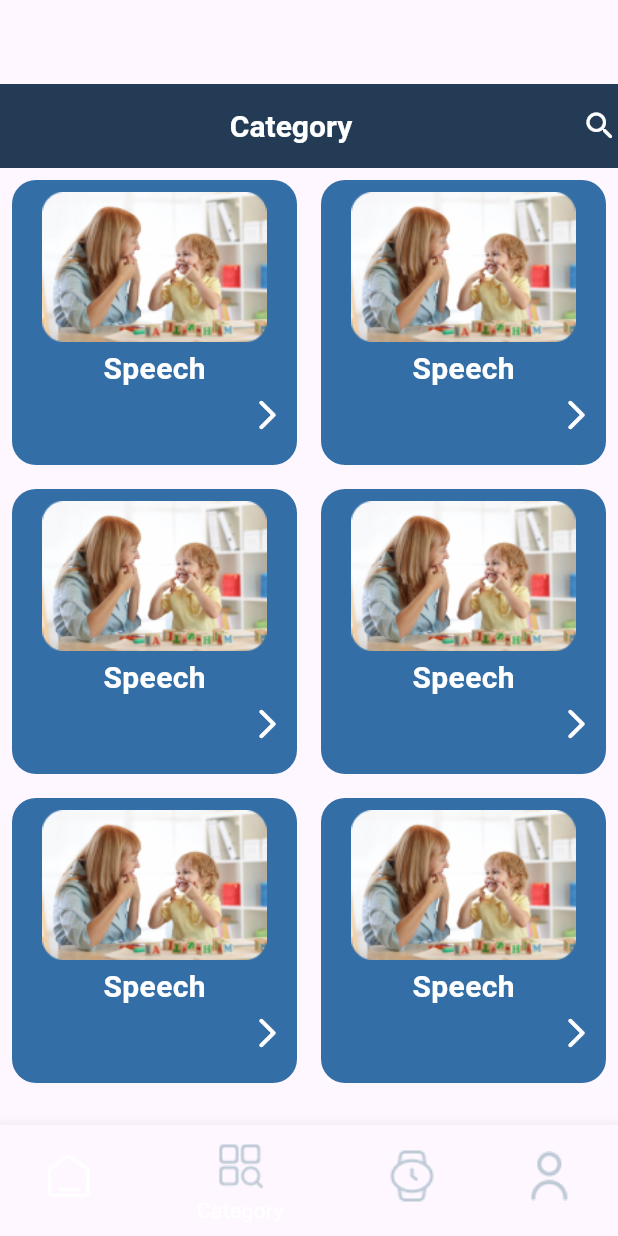
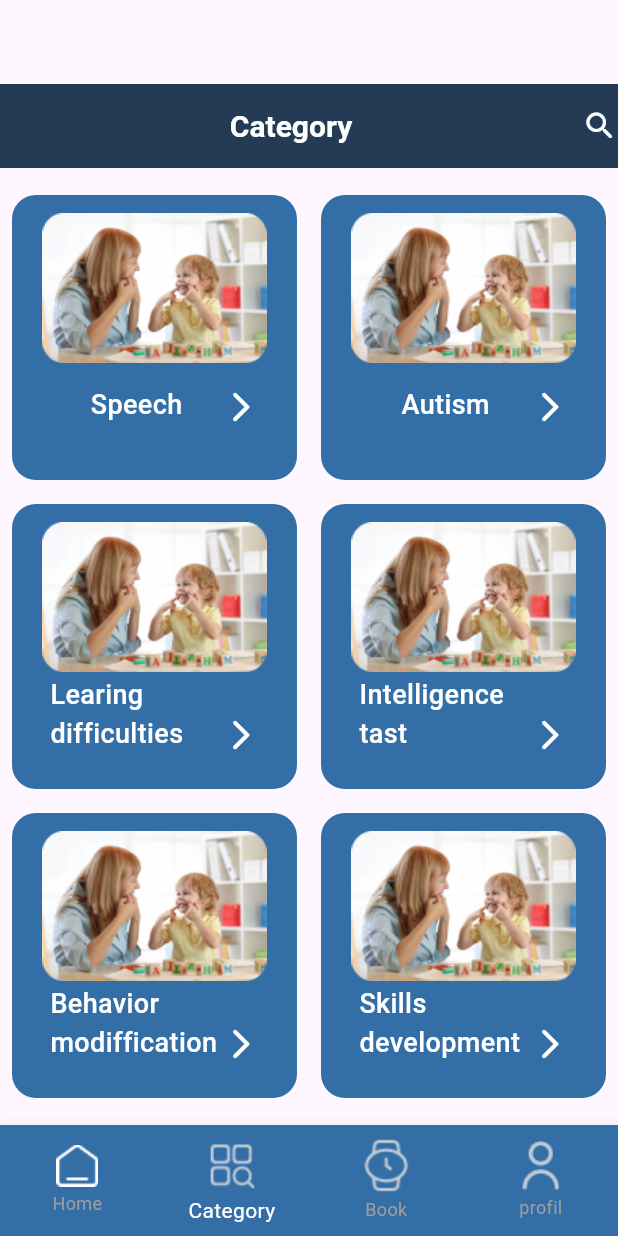
Before and after one commit to MahmoudAbdelTawab0/telent_scouting, a Flutter app: the screen it shows after launch, item 2 of the bottom bar chosen, on a phone screen of 412 x 824 dp. Run offline on Flutter 3.47's test engine with Material 3 defaults, Android fonts, the phone set to English and light mode, and no system bars; our stand-ins replace badges, bloc, carousel_slider, dio, firebase_auth, firebase_core and 4 more; accounts and stored records are empty.

Commit message:
it is not finshed

```diff
--- a/elemal_project/lib/screen/category_screen.dart
+++ b/elemal_project/lib/screen/category_screen.dart
@@ -4,6 +4,17 @@ class CategoryScreen extends StatelessWidget {
 
   @override
   Widget build(BuildContext context) {
+
+    List<String> names =[
+      "Speech",
+      "Autism",
+      "Learing difficulties",
+      "Intelligence tast",
+      "Behavior modiffication",
+      "Skills development",
+
+    ];
+
     return Scaffold(
       appBar: AppBar(
         backgroundColor: Color(0xFF233B55),
@@ -16,19 +27,21 @@ class CategoryScreen extends StatelessWidget {
           Icon(Icons.search_rounded,color: Colors.white,)
         ],
       ),
-      body:
-
-
+      body: SingleChildScrollView(
+                     scrollDirection: Axis.vertical,
+                     child: Column(
+                       children: [
+                         SizedBox(height: 10,),
                          Container(
                          height:MediaQuery.of(context).size.height ,
                            width: MediaQuery.of(context).size.width,
 
                            child: GridView.builder(
-                        itemCount: 6,
+                              itemCount: names.length,
                               gridDelegate: SliverGridDelegateWithFixedCrossAxisCount(crossAxisCount: 2),
                               itemBuilder: (context,Idex){
                                 return Container(
-                            height: 800,
+                                  height: 200,
                                   width: MediaQuery.of(context).size.width,
 
                                   margin: EdgeInsets.fromLTRB(8, 8, 8, 8),
@@ -38,8 +51,8 @@ height:MediaQuery.of(context).size.height ,
                                   ),
 
                                     child: Container(
-                                margin: EdgeInsets.fromLTRB(8, 8, 8, 8),
-
+                                      margin: EdgeInsets.all(12),
+                         alignment: Alignment.center,
                                       child: Column(
                                         mainAxisAlignment: MainAxisAlignment.spaceBetween,
                                         crossAxisAlignment: CrossAxisAlignment.end,
@@ -49,17 +62,29 @@ height:MediaQuery.of(context).size.height ,
                                                             height: 100,
                                                             child: Image.asset("asstes/images/تخاطب 1.png"),
                                                                    ),
-                                    Center(
+                                         Row(
+                                           crossAxisAlignment: CrossAxisAlignment.end,
+                                           mainAxisAlignment: MainAxisAlignment.center,
+                                           children: [
+                                             SizedBox(
+                                               width: 115,
+                                               child: Center(
                                                  child: Text(
-                                        "Speech",
+                                                   names[Idex],
                                                    style: TextStyle(
-                                            fontWeight: FontWeight.w600,
+                                                       fontWeight: FontWeight.w500,
                                                        color: Colors.white,
-                                            fontSize: 20),
+                                                       fontSize: 18),
+                                                   maxLines: 2,
+                                                 ),
                                                ),
                                              ),
 
                                              Icon(Icons.arrow_forward_ios_rounded,color: Colors.white,),
+                                             SizedBox(height: 10,)
+
+                                           ],
+                                         ),
                                           SizedBox(height: 10,)
                                         ]
                                         ,
@@ -72,6 +97,9 @@ height:MediaQuery.of(context).size.height ,
 
 
                                     ),
+                       ],
+                     ),
+                   ),
 
 
 
--- a/elemal_project/lib/screen/pages.dart
+++ b/elemal_project/lib/screen/pages.dart
@@ -1,8 +1,10 @@
 
+import 'package:elemal_project/cubits/bady_cubit.dart';
 import 'package:elemal_project/screen/category_screen.dart';
 import 'package:elemal_project/screen/home_screen.dart';
 import 'package:elemal_project/screen/profile.dart';
 import 'package:flutter/material.dart';
+import 'package:flutter_bloc/flutter_bloc.dart';
 
 class Pages extends StatefulWidget {
   const Pages({super.key});
@@ -14,28 +16,28 @@ class Pages extends StatefulWidget {
 class _PagesState extends State<Pages> {
   int selectedPage = 0;
   List<Widget> pages = [
-
-
-    HomeScreen(),
-    CategoryScreen(),
-    Text("data"),
-    ProfileScreen()
+    const HomeScreen(),
+    const CategoryScreen(),
+    const Text("data"),
+    const ProfileScreen()
   ];
   @override
   Widget build(BuildContext context) {
     return Scaffold(
       appBar: AppBar(),
       bottomNavigationBar: BottomNavigationBar(
-        backgroundColor: Color(0xFF233B55),
+backgroundColor: Color(0xFF336EA6),
+        selectedItemColor: Colors.white,
+        unselectedItemColor: Colors.grey,
+        currentIndex: selectedPage,
+        type: BottomNavigationBarType.fixed,
 
-        currentIndex: selectedPage,
         onTap: (index) {
           setState(() {
             selectedPage = index;
           });
         },
-        selectedItemColor: Colors.white,
-        unselectedItemColor: Color(0xFFBDCAD6),
+
         items: [
           BottomNavigationBarItem(icon: Image.asset("asstes/images/Group (1).png"),label: "Home"),
           BottomNavigationBarItem(icon:Image.asset("asstes/images/home-category 1.png"),label: "Category"),
@@ -43,8 +45,7 @@ class _PagesState extends State<Pages> {
           BottomNavigationBarItem(icon:Image.asset("asstes/images/fi-rr-user.png"),label: "profil"),
         ],
       ),
-      body: pages[selectedPage],
-
+      body: pages[selectedPage]
 
 
 
--- a/elemal_project/pubspec.yaml
+++ b/elemal_project/pubspec.yaml
@@ -39,7 +39,7 @@ dependencies:
   shimmer: ^3.0.0
   dio: ^5.4.2+1
   flutter_bloc: ^8.1.5
-
+flutter_rating_stars: ^1.0.3+4
 dev_dependencies:
   flutter_test:
     sdk: flutter
```
Also changed, not shown: elemal_project/lib/cubits/bady_cubit.dart (added, +13 -0 lines), elemal_project/lib/cubits/bady_state.dart (added, +9 -0 lines), elemal_project/lib/screen/home_screen.dart (+110 -105 lines), elemal_project/asstes/images/Frame 1963.png (added), elemal_project/asstes/images/Frame.png (added), elemal_project/asstes/images/Markaz ElAmal.png (added). Lines whose indentation alone changed are shown as unchanged.
